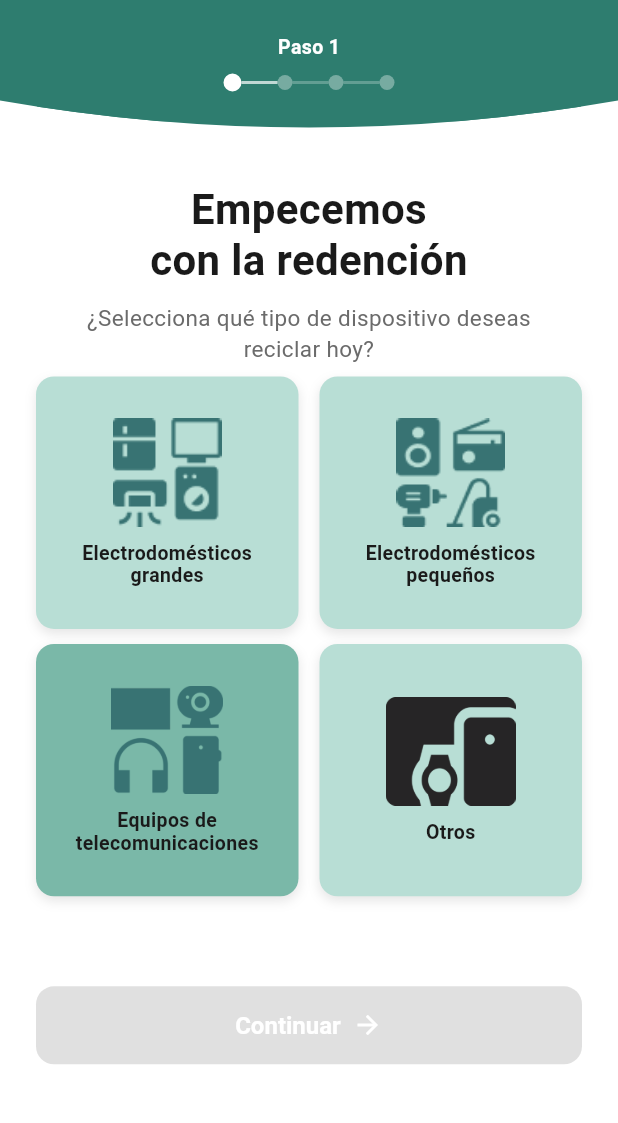
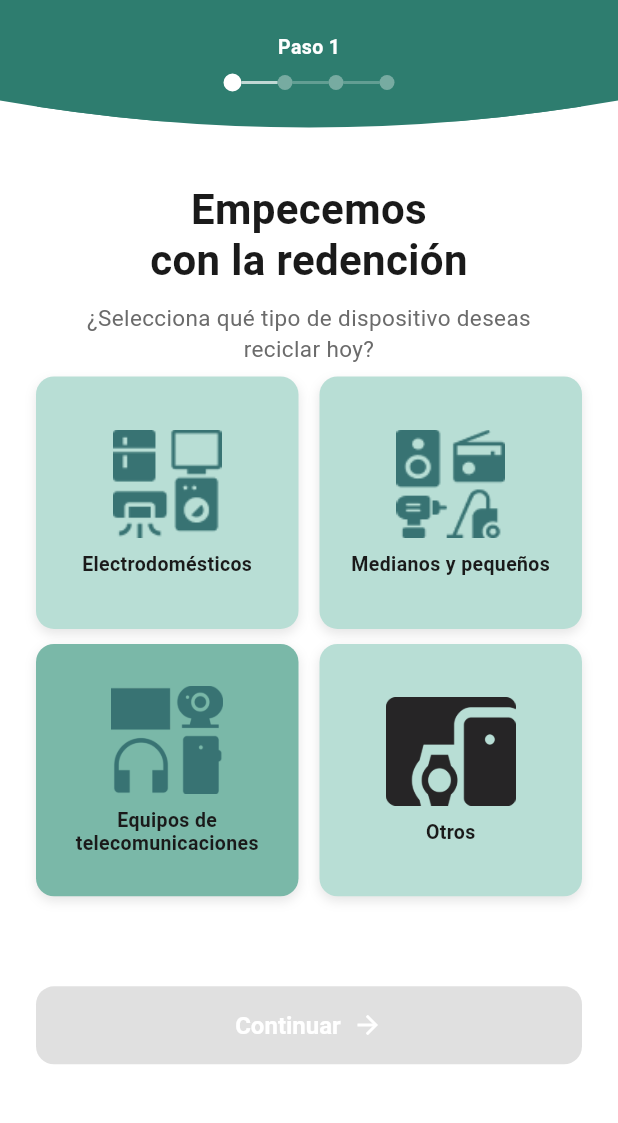
Before and after one commit to danniebravo/REDIME, a Flutter app: the PickupFlowPage screen opened by its route, on a phone screen of 412 x 824 dp, the part 78-1201 px from its top. Run offline on Flutter 3.47's test engine with Material 3 defaults, Android fonts, the phone set to English and light mode, and no system bars; our stand-ins replace flutter_dotenv, flutter_map, image_picker, latlong2; missing offline and left inert: mobile_scanner.

Commit message:
Desacopla paso 1 de recogida de viewmodel

```diff
--- a/lib/views/pickup_flow_page.dart
+++ b/lib/views/pickup_flow_page.dart
@@ -5,6 +5,7 @@ import '../core/constants/app_colors.dart';
 import '../core/constants/app_routes.dart';
 import '../core/widgets/help_button.dart';
 import '../core/widgets/step_progress_indicator.dart';
+import '../features/device_pickup/domain/entities/enums.dart';
 import '../features/device_pickup/presentation/viewmodels/pickup_flow_viewmodel.dart';
 import 'step1_device_type_view.dart';
 import 'step2_device_details_view.dart';
@@ -19,8 +20,10 @@ class PickupFlowPage extends StatefulWidget {
 }
 
 class _PickupFlowPageState extends State<PickupFlowPage> {
-  late PageController _pageController;
+  late final PageController _pageController;
+
   int _lastStep = 0;
+  String? _selectedDeviceTypeId;
 
   @override
   void initState() {
@@ -53,9 +56,43 @@ class _PickupFlowPageState extends State<PickupFlowPage> {
     }
   }
 
+  String? _deviceTypeToId(DeviceType? type) {
+    return switch (type) {
+      DeviceType.largeAppliance => 'large_appliance',
+      DeviceType.smallAppliance => 'small_appliance',
+      DeviceType.telecomEquipment => 'telecom_equipment',
+      DeviceType.other => 'other',
+      null => null,
+    };
+  }
+
+  DeviceType? _idToDeviceType(String id) {
+    return switch (id) {
+      'large_appliance' => DeviceType.largeAppliance,
+      'small_appliance' => DeviceType.smallAppliance,
+      'telecom_equipment' => DeviceType.telecomEquipment,
+      'other' => DeviceType.other,
+      _ => null,
+    };
+  }
+
+  void _selectDeviceType(PickupFlowViewModel vm, String id) {
+    final deviceType = _idToDeviceType(id);
+
+    if (deviceType == null) return;
+
+    setState(() {
+      _selectedDeviceTypeId = id;
+    });
+
+    vm.selectDeviceType(deviceType);
+  }
+
   @override
   Widget build(BuildContext context) {
     final vm = context.watch<PickupFlowViewModel>();
+
+    _selectedDeviceTypeId ??= _deviceTypeToId(vm.selectedDeviceType);
 
     WidgetsBinding.instance.addPostFrameCallback((_) {
       _syncPage(vm.currentStep);
@@ -80,11 +117,15 @@ class _PickupFlowPageState extends State<PickupFlowPage> {
               child: PageView(
                 controller: _pageController,
                 physics: const NeverScrollableScrollPhysics(),
-                children: const [
-                  Step1DeviceTypeView(),
-                  Step2DeviceDetailsView(),
-                  Step3AddressDateView(),
-                  Step4StoryView(),
+                children: [
+                  Step1DeviceTypeView(
+                    selectedDeviceType: _selectedDeviceTypeId,
+                    onSelectDeviceType: (id) => _selectDeviceType(vm, id),
+                    onContinue: vm.canContinueStep1 ? vm.nextStep : () {},
+                  ),
+                  const Step2DeviceDetailsView(),
+                  const Step3AddressDateView(),
+                  const Step4StoryView(),
                 ],
               ),
             ),
@@ -100,9 +141,6 @@ class _PickupFlowHeaderClipper extends CustomClipper<Path> {
   Path getClip(Size size) {
     final path = Path();
 
-    // Curva más equilibrada:
-    // no tan arriba para no cortar el stepper,
-    // no tan abajo para no generar tanto espacio blanco visual.
     path.lineTo(0, size.height - 38);
 
     path.quadraticBezierTo(
--- a/lib/views/step1_device_type_view.dart
+++ b/lib/views/step1_device_type_view.dart
@@ -1,48 +1,58 @@
 import 'package:flutter/material.dart';
-import 'package:provider/provider.dart';
 
 import '../core/constants/app_colors.dart';
 import '../core/constants/app_strings.dart';
 import '../core/widgets/primary_button.dart';
 import '../core/widgets/section_header.dart';
-import '../features/device_pickup/domain/entities/enums.dart';
-import '../features/device_pickup/presentation/viewmodels/pickup_flow_viewmodel.dart';
 import '../widgets/device_type_card.dart';
 
 class Step1DeviceTypeView extends StatelessWidget {
-  const Step1DeviceTypeView({super.key});
+  final String? selectedDeviceType;
+  final ValueChanged<String> onSelectDeviceType;
+  final VoidCallback onContinue;
+
+  const Step1DeviceTypeView({
+    super.key,
+    required this.selectedDeviceType,
+    required this.onSelectDeviceType,
+    required this.onContinue,
+  });
 
   static const _cardConfigs = [
     (
-      DeviceType.largeAppliance,
+      'large_appliance',
+      'Electrodomésticos',
       'assets/images/Electrodomesticos-seleccionado.png',
       'assets/images/Electrodomesticos-deseleccionado.png',
       AppColors.cardLightMint,
     ),
     (
-      DeviceType.smallAppliance,
+      'small_appliance',
+      'Medianos y pequeños',
       'assets/images/Medianos-seleccionados.png',
       'assets/images/Medianos-Deseleccionados.png',
       AppColors.cardLightMint,
     ),
     (
-      DeviceType.telecomEquipment,
+      'telecom_equipment',
+      'Equipos de telecomunicaciones',
       'assets/images/Equipos-de-telecom-seleccionados.webp',
       'assets/images/Equipos-de-telecom-deseleccionado_1.webp',
       AppColors.cardMediumTeal,
     ),
     (
-      DeviceType.other,
+      'other',
+      'Otros',
       'assets/images/Otros-celeccionado_-blanco_1.webp',
       'assets/images/Otros-deseleccionados_-negro.webp',
       AppColors.cardLightMint,
     ),
   ];
 
+  bool get _canContinue => selectedDeviceType != null;
+
   @override
   Widget build(BuildContext context) {
-    final vm = context.watch<PickupFlowViewModel>();
-
     return SingleChildScrollView(
       padding: const EdgeInsets.fromLTRB(24, 18, 24, 16),
       child: Column(
@@ -63,16 +73,21 @@ class Step1DeviceTypeView extends StatelessWidget {
             crossAxisSpacing: 14,
             childAspectRatio: 1.04,
             children: _cardConfigs.map((config) {
-              final (type, selectedAssetPath, unselectedAssetPath, bgColor) =
-                  config;
+              final (
+                id,
+                title,
+                selectedAssetPath,
+                unselectedAssetPath,
+                bgColor,
+              ) = config;
 
               return DeviceTypeCard(
-                type: type,
+                title: title,
                 selectedAssetPath: selectedAssetPath,
                 unselectedAssetPath: unselectedAssetPath,
                 backgroundColor: bgColor,
-                isSelected: vm.selectedDeviceType == type,
-                onTap: () => vm.selectDeviceType(type),
+                isSelected: selectedDeviceType == id,
+                onTap: () => onSelectDeviceType(id),
               );
             }).toList(),
           ),
@@ -81,7 +96,7 @@ class Step1DeviceTypeView extends StatelessWidget {
 
           PrimaryButton(
             label: AppStrings.continueButton,
-            onPressed: vm.canContinueStep1 ? () => vm.nextStep() : null,
+            onPressed: _canContinue ? onContinue : null,
           ),
         ],
       ),
--- a/lib/widgets/device_type_card.dart
+++ b/lib/widgets/device_type_card.dart
@@ -2,10 +2,9 @@ import 'package:flutter/material.dart';
 
 import '../core/constants/app_colors.dart';
 import '../core/theme/app_text_styles.dart';
-import '../features/device_pickup/domain/entities/enums.dart';
 
 class DeviceTypeCard extends StatelessWidget {
-  final DeviceType type;
+  final String title;
   final String selectedAssetPath;
   final String unselectedAssetPath;
   final bool isSelected;
@@ -14,7 +13,7 @@ class DeviceTypeCard extends StatelessWidget {
 
   const DeviceTypeCard({
     super.key,
-    required this.type,
+    required this.title,
     required this.selectedAssetPath,
     required this.unselectedAssetPath,
     required this.isSelected,
@@ -94,7 +93,7 @@ class DeviceTypeCard extends StatelessWidget {
 
                         Flexible(
                           child: Text(
-                            type.displayName,
+                            title,
                             textAlign: TextAlign.center,
                             maxLines: 2,
                             overflow: TextOverflow.ellipsis,
```
